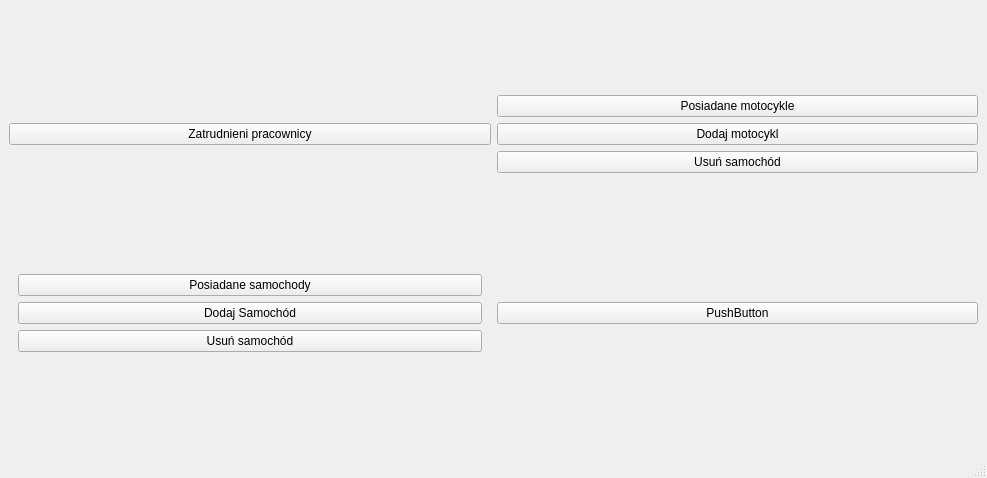
Above: PROEProjekt2/mainwindow2.ui from emroczko/CarDealershipManagmentApp before the change. Below: the same form after it.
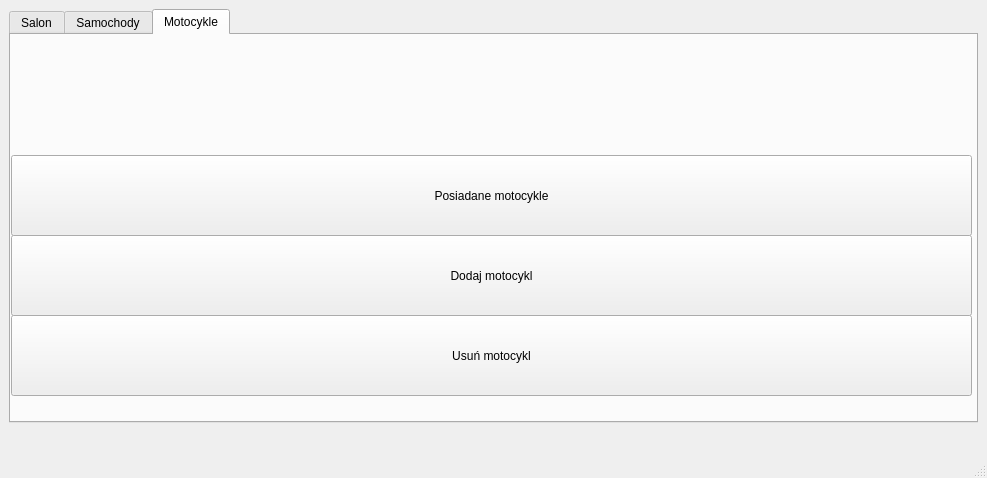
That is the form after the change. The open tabs and pages were chosen to show the change.

The edit to the form file:
```diff
--- a/PROEProjekt2/mainwindow2.ui
+++ b/PROEProjekt2/mainwindow2.ui
@@ -13,80 +13,144 @@
   <property name="windowTitle">
    <string>MainWindow</string>
   </property>
+  <property name="autoFillBackground">
+   <bool>true</bool>
+  </property>
   <widget class="QWidget" name="centralwidget">
    <layout class="QGridLayout" name="gridLayout">
-    <item row="2" column="1">
-     <layout class="QVBoxLayout" name="verticalLayout_4">
-      <item>
-       <widget class="QPushButton" name="Posiadane_motocykle">
-        <property name="text">
-         <string>Posiadane motocykle</string>
-        </property>
-       </widget>
-      </item>
-      <item>
-       <widget class="QPushButton" name="pushButton">
-        <property name="text">
-         <string>Dodaj motocykl</string>
-        </property>
-       </widget>
-      </item>
-      <item>
-       <widget class="QPushButton" name="pushButton_4">
-        <property name="text">
-         <string>Usuń samochód</string>
-        </property>
-       </widget>
-      </item>
-     </layout>
-    </item>
-    <item row="2" column="0">
+    <item row="0" column="0">
      <layout class="QVBoxLayout" name="verticalLayout_2">
       <item>
-       <widget class="QPushButton" name="Zatrudnieni_pracownicy">
-        <property name="text">
-         <string>Zatrudnieni pracownicy</string>
+       <widget class="QTabWidget" name="tabWidget">
+        <property name="currentIndex">
+         <number>1</number>
         </property>
+        <widget class="QWidget" name="tab_5">
+         <attribute name="title">
+          <string>Salon</string>
+         </attribute>
+         <widget class="QPushButton" name="Zatrudnieni_pracownicy">
+          <property name="geometry">
+           <rect>
+            <x>0</x>
+            <y>150</y>
+            <width>967</width>
+            <height>101</height>
+           </rect>
+          </property>
+          <property name="text">
+           <string>Zatrudnieni pracownicy</string>
+          </property>
+         </widget>
+         <widget class="QPushButton" name="pushButton_3">
+          <property name="geometry">
+           <rect>
+            <x>0</x>
+            <y>250</y>
+            <width>961</width>
+            <height>111</height>
+           </rect>
+          </property>
+          <property name="text">
+           <string>PushButton</string>
+          </property>
+         </widget>
+        </widget>
+        <widget class="QWidget" name="tab_6">
+         <attribute name="title">
+          <string>Samochody</string>
+         </attribute>
+         <widget class="QPushButton" name="pushButton_4">
+          <property name="geometry">
+           <rect>
+            <x>0</x>
+            <y>280</y>
+            <width>961</width>
+            <height>81</height>
+           </rect>
+          </property>
+          <property name="text">
+           <string>Usuń samochód</string>
+          </property>
+         </widget>
+         <widget class="QPushButton" name="Posiadane_samochodu">
+          <property name="geometry">
+           <rect>
+            <x>0</x>
+            <y>120</y>
+            <width>961</width>
+            <height>81</height>
+           </rect>
+          </property>
+          <property name="text">
+           <string>Posiadane samochody</string>
+          </property>
+         </widget>
+         <widget class="QPushButton" name="Dodaj_samochod">
+          <property name="geometry">
+           <rect>
+            <x>0</x>
+            <y>200</y>
+            <width>961</width>
+            <height>81</height>
+           </rect>
+          </property>
+          <property name="text">
+           <string>Dodaj Samochód</string>
+          </property>
+         </widget>
+        </widget>
+        <widget class="QWidget" name="tab_7">
+         <attribute name="title">
+          <string>Motocykle</string>
+         </attribute>
+         <widget class="QPushButton" name="Posiadane_motocykle">
+          <property name="geometry">
+           <rect>
+            <x>0</x>
+            <y>120</y>
+            <width>961</width>
+            <height>81</height>
+           </rect>
+          </property>
+          <property name="text">
+           <string>Posiadane motocykle</string>
+          </property>
+         </widget>
+         <widget class="QPushButton" name="pushButton">
+          <property name="geometry">
+           <rect>
+            <x>0</x>
+            <y>200</y>
+            <width>961</width>
+            <height>81</height>
+           </rect>
+          </property>
+          <property name="text">
+           <string>Dodaj motocykl</string>
+          </property>
+         </widget>
+         <widget class="QPushButton" name="pushButton_2">
+          <property name="geometry">
+           <rect>
+            <x>0</x>
+            <y>280</y>
+            <width>961</width>
+            <height>81</height>
+           </rect>
+          </property>
+          <property name="text">
+           <string>Usuń motocykl</string>
+          </property>
+         </widget>
+        </widget>
        </widget>
       </item>
      </layout>
     </item>
-    <item row="3" column="1">
-     <layout class="QVBoxLayout" name="verticalLayout_3">
-      <item>
-       <widget class="QPushButton" name="pushButton_3">
-        <property name="text">
-         <string>PushButton</string>
-        </property>
-       </widget>
-      </item>
-     </layout>
-    </item>
-    <item row="3" column="0">
+    <item row="1" column="0">
      <widget class="QWidget" name="verticalWidget" native="true">
-      <layout class="QGridLayout" name="gridLayout_2">
-       <item row="1" column="0">
-        <widget class="QPushButton" name="Dodaj_samochod">
-         <property name="text">
-          <string>Dodaj Samochód</string>
-         </property>
-        </widget>
-       </item>
-       <item row="0" column="0">
-        <widget class="QPushButton" name="Posiadane_samochodu">
-         <property name="text">
-          <string>Posiadane samochody</string>
-         </property>
-        </widget>
-       </item>
-       <item row="3" column="0">
-        <widget class="QPushButton" name="pushButton_2">
-         <property name="text">
-          <string>Usuń samochód</string>
-         </property>
-        </widget>
-       </item>
-      </layout>
+      <layout class="QGridLayout" name="gridLayout_2"/>
      </widget>
     </item>
    </layout>
```
